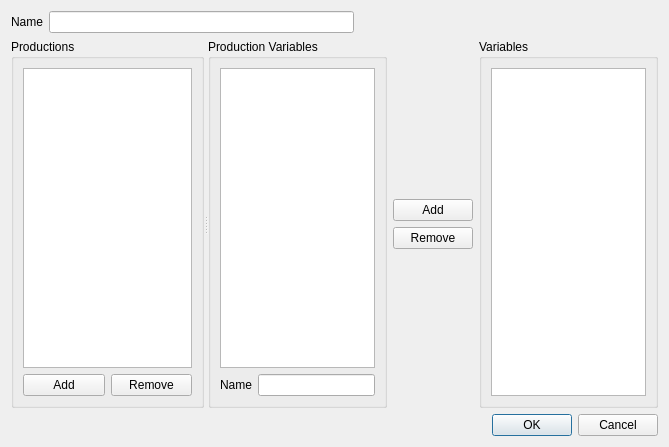
Before: the Qt Designer form DialogCreateVariable.ui in jaxfrank/L-System-Designer, drawn with Qt 5.
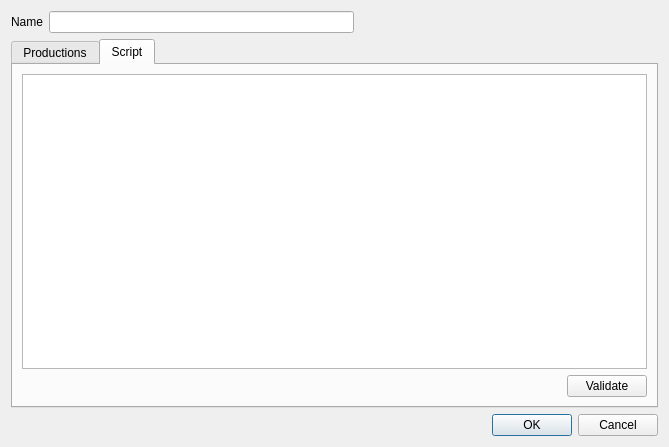
After: the same form once the commit is applied.

What changed in the file:
```diff
--- a/DialogCreateVariable.ui
+++ b/DialogCreateVariable.ui
@@ -51,6 +51,16 @@
     </layout>
    </item>
    <item>
+    <widget class="QTabWidget" name="tabWidget">
+     <property name="currentIndex">
+      <number>1</number>
+     </property>
+     <widget class="QWidget" name="tabProductions">
+      <attribute name="title">
+       <string>Productions</string>
+      </attribute>
+      <layout class="QVBoxLayout" name="verticalLayout_6">
+       <item>
     <widget class="QSplitter" name="splitter">
      <property name="orientation">
       <enum>Qt::Horizontal</enum>
@@ -223,6 +233,54 @@
           </item>
          </layout>
         </widget>
+           </item>
+          </layout>
+         </widget>
+        </widget>
+       </item>
+      </layout>
+     </widget>
+     <widget class="QWidget" name="tabScript">
+      <attribute name="title">
+       <string>Script</string>
+      </attribute>
+      <layout class="QVBoxLayout" name="verticalLayout_7">
+       <item>
+        <widget class="QTextEdit" name="txtEditScript">
+         <property name="font">
+          <font>
+           <family>Courier New</family>
+           <pointsize>10</pointsize>
+          </font>
+         </property>
+         <property name="tabStopWidth">
+          <number>40</number>
+         </property>
+        </widget>
+       </item>
+       <item>
+        <layout class="QHBoxLayout" name="horizontalLayout_6">
+         <item>
+          <widget class="QLabel" name="lblSyntaxErrorMsg">
+           <property name="text">
+            <string/>
+           </property>
+          </widget>
+         </item>
+         <item>
+          <widget class="QPushButton" name="btnValidate">
+           <property name="sizePolicy">
+            <sizepolicy hsizetype="Fixed" vsizetype="Fixed">
+             <horstretch>0</horstretch>
+             <verstretch>0</verstretch>
+            </sizepolicy>
+           </property>
+           <property name="text">
+            <string>Validate</string>
+           </property>
+          </widget>
+         </item>
+        </layout>
        </item>
       </layout>
      </widget>
```
Lines whose indentation alone changed are shown as unchanged.
